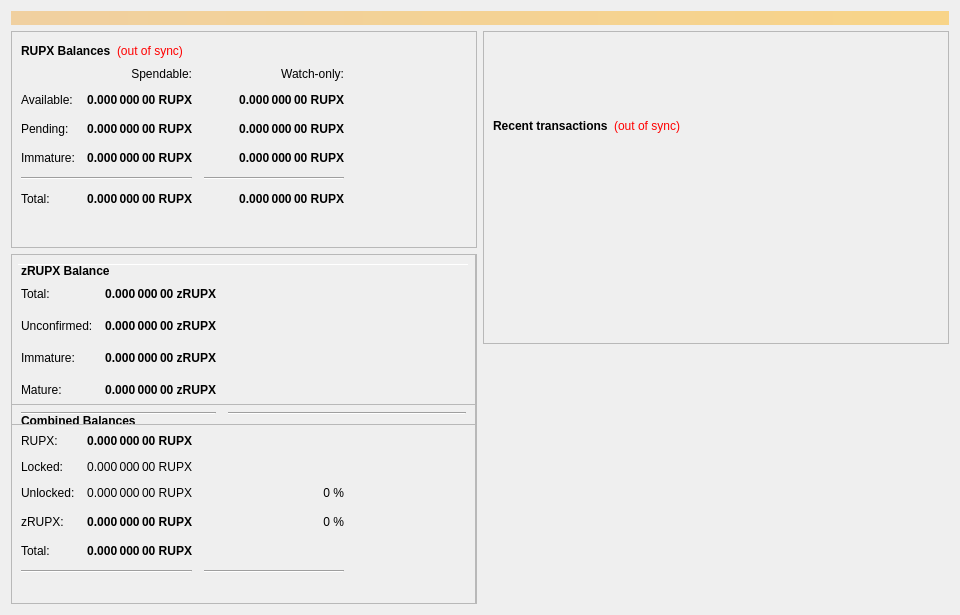
jiyocommunity/jiyox, file src/qt/forms/overviewpage.ui: the form before one commit.
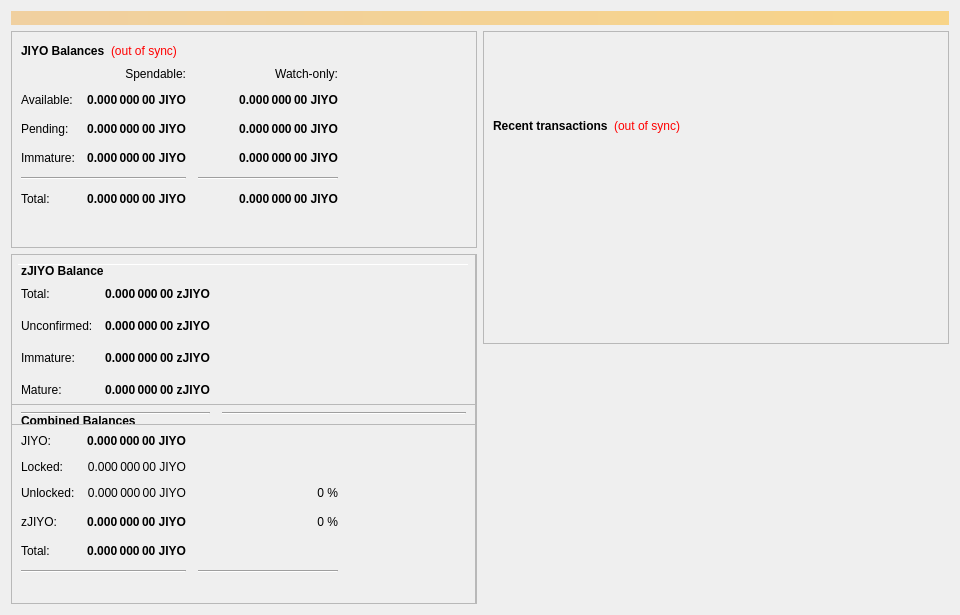
The form after the commit.

What changed in the file:
```diff
--- a/src/qt/forms/overviewpage.ui
+++ b/src/qt/forms/overviewpage.ui
@@ -60,7 +60,7 @@
                </font>
               </property>
               <property name="text">
-               <string>RUPX Balances</string>
+               <string>JIYO Balances</string>
               </property>
              </widget>
             </item>
@@ -118,7 +118,7 @@
                <string>Unconfirmed transactions to watch-only addresses</string>
               </property>
               <property name="text">
-               <string notr="true">0.000 000 00 RUPX</string>
+               <string notr="true">0.000 000 00 JIYO</string>
               </property>
               <property name="alignment">
                <set>Qt::AlignRight|Qt::AlignTrailing|Qt::AlignVCenter</set>
@@ -143,7 +143,7 @@
                <string>Total of transactions that have yet to be confirmed, and do not yet count toward the spendable balance</string>
               </property>
               <property name="text">
-               <string notr="true">0.000 000 00 RUPX</string>
+               <string notr="true">0.000 000 00 JIYO</string>
               </property>
               <property name="alignment">
                <set>Qt::AlignRight|Qt::AlignTrailing|Qt::AlignVCenter</set>
@@ -168,7 +168,7 @@
                <string>Staked or masternode rewards in watch-only addresses that has not yet matured</string>
               </property>
               <property name="text">
-               <string notr="true">0.000 000 00 RUPX</string>
+               <string notr="true">0.000 000 00 JIYO</string>
               </property>
               <property name="alignment">
                <set>Qt::AlignRight|Qt::AlignTrailing|Qt::AlignVCenter</set>
@@ -226,7 +226,7 @@
                <string>Staked or masternode rewards that has not yet matured</string>
               </property>
               <property name="text">
-               <string notr="true">0.000 000 00 RUPX</string>
+               <string notr="true">0.000 000 00 JIYO</string>
               </property>
               <property name="alignment">
                <set>Qt::AlignRight|Qt::AlignTrailing|Qt::AlignVCenter</set>
@@ -271,7 +271,7 @@
                <string>Your current total balance</string>
               </property>
               <property name="text">
-               <string notr="true">0.000 000 00 RUPX</string>
+               <string notr="true">0.000 000 00 JIYO</string>
               </property>
               <property name="alignment">
                <set>Qt::AlignRight|Qt::AlignTrailing|Qt::AlignVCenter</set>
@@ -296,7 +296,7 @@
                <string>Current total balance in watch-only addresses</string>
               </property>
               <property name="text">
-               <string notr="true">0.000 000 00 RUPX</string>
+               <string notr="true">0.000 000 00 JIYO</string>
               </property>
               <property name="alignment">
                <set>Qt::AlignRight|Qt::AlignTrailing|Qt::AlignVCenter</set>
@@ -338,7 +338,7 @@
                <string>Your current spendable balance</string>
               </property>
               <property name="text">
-               <string notr="true">0.000 000 00 RUPX</string>
+               <string notr="true">0.000 000 00 JIYO</string>
               </property>
               <property name="alignment">
                <set>Qt::AlignRight|Qt::AlignTrailing|Qt::AlignVCenter</set>
@@ -363,7 +363,7 @@
                <string>Your current balance in watch-only addresses</string>
               </property>
               <property name="text">
-               <string notr="true">0.000 000 00 RUPX</string>
+               <string notr="true">0.000 000 00 JIYO</string>
               </property>
               <property name="alignment">
                <set>Qt::AlignRight|Qt::AlignTrailing|Qt::AlignVCenter</set>
@@ -963,7 +963,7 @@
                 <string>Total of transactions that have yet to be confirmed, and do not yet count toward the spendable balance</string>
                </property>
                <property name="text">
-                <string notr="true">0.000 000 00 RUPX</string>
+                <string notr="true">0.000 000 00 JIYO</string>
                </property>
                <property name="alignment">
                 <set>Qt::AlignRight|Qt::AlignTrailing|Qt::AlignVCenter</set>
@@ -988,7 +988,7 @@
                 <string>Total Balance, including unconfirmed and immature coins.</string>
                </property>
                <property name="text">
-                <string notr="true">0.000 000 00 RUPX</string>
+                <string notr="true">0.000 000 00 JIYO</string>
                </property>
                <property name="alignment">
                 <set>Qt::AlignRight|Qt::AlignTrailing|Qt::AlignVCenter</set>
@@ -1021,7 +1021,7 @@
              <item row="1" column="0">
               <widget class="QLabel" name="labelBalanceTextz">
                <property name="text">
-                <string>RUPX:</string>
+                <string>JIYO:</string>
                </property>
               </widget>
              </item>
@@ -1040,7 +1040,7 @@
                 <string>Your current spendable balance</string>
                </property>
                <property name="text">
-                <string notr="true">0.000 000 00 RUPX</string>
+                <string notr="true">0.000 000 00 JIYO</string>
                </property>
                <property name="alignment">
                 <set>Qt::AlignRight|Qt::AlignTrailing|Qt::AlignVCenter</set>
@@ -1056,7 +1056,7 @@
                 <string/>
                </property>
                <property name="text">
-                <string>zRUPX:</string>
+                <string>zJIYO:</string>
                </property>
               </widget>
              </item>
@@ -1090,7 +1090,7 @@
                 <string>Locked RUPX or Masternode collaterals. These are excluded from zRUPX minting.</string>
                </property>
                <property name="text">
-                <string>0.000 000 00 RUPX</string>
+                <string>0.000 000 00 JIYO</string>
                </property>
                <property name="alignment">
                 <set>Qt::AlignRight|Qt::AlignTrailing|Qt::AlignVCenter</set>
@@ -1123,7 +1123,7 @@
                 <string>Unlocked RUPs. These can be used for zRUPX minting.</string>
                </property>
                <property name="text">
-                <string>0.000 000 00 RUPX</string>
+                <string>0.000 000 00 JIYO</string>
                </property>
                <property name="alignment">
                 <set>Qt::AlignRight|Qt::AlignTrailing|Qt::AlignVCenter</set>
@@ -1190,7 +1190,7 @@
                 </font>
                </property>
                <property name="text">
-                <string>zRUPX Balance</string>
+                <string>zJIYO Balance</string>
                </property>
               </widget>
              </item>
@@ -1234,7 +1234,7 @@
                 <string>All available zRUPX, unconfirmed and immature zRUPX included.</string>
                </property>
                <property name="text">
-                <string notr="true">0.000 000 00 zRUPX</string>
+                <string notr="true">0.000 000 00 zJIYO</string>
                </property>
                <property name="alignment">
                 <set>Qt::AlignRight|Qt::AlignTrailing|Qt::AlignVCenter</set>
@@ -1312,7 +1312,7 @@
 These zRUPX are spendable.</string>
                </property>
                <property name="text">
-                <string>0.000 000 00 zRUPX</string>
+                <string>0.000 000 00 zJIYO</string>
                </property>
                <property name="alignment">
                 <set>Qt::AlignRight|Qt::AlignTrailing|Qt::AlignVCenter</set>
@@ -1343,7 +1343,7 @@
 Immature: confirmed, but less than 1 mints of the same denomination after it was minted</string>
                </property>
                <property name="text">
-                <string>0.000 000 00 zRUPX</string>
+                <string>0.000 000 00 zJIYO</string>
                </property>
                <property name="alignment">
                 <set>Qt::AlignRight|Qt::AlignTrailing|Qt::AlignVCenter</set>
@@ -1387,7 +1387,7 @@
 Immature: confirmed, but less than 1 mints of the same denomination after it was minted</string>
                </property>
                <property name="text">
-                <string>0.000 000 00 zRUPX</string>
+                <string>0.000 000 00 zJIYO</string>
                </property>
                <property name="alignment">
                 <set>Qt::AlignRight|Qt::AlignTrailing|Qt::AlignVCenter</set>
```
Left out of the diff: 26 changed lines with no effect on the pictures.
